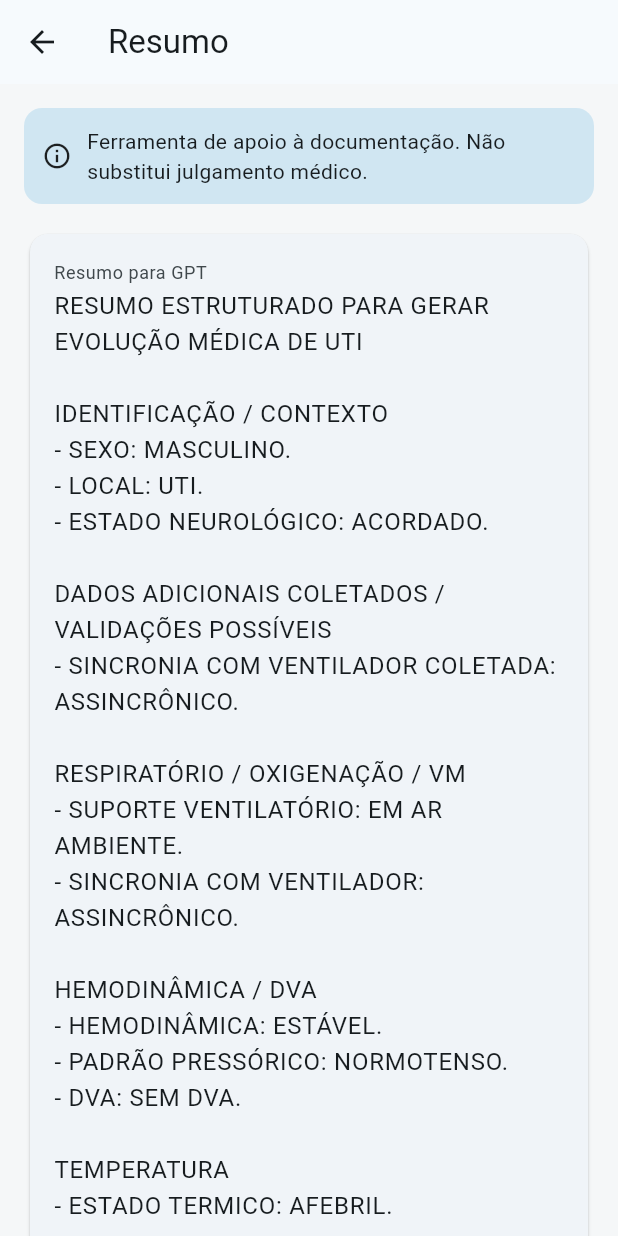
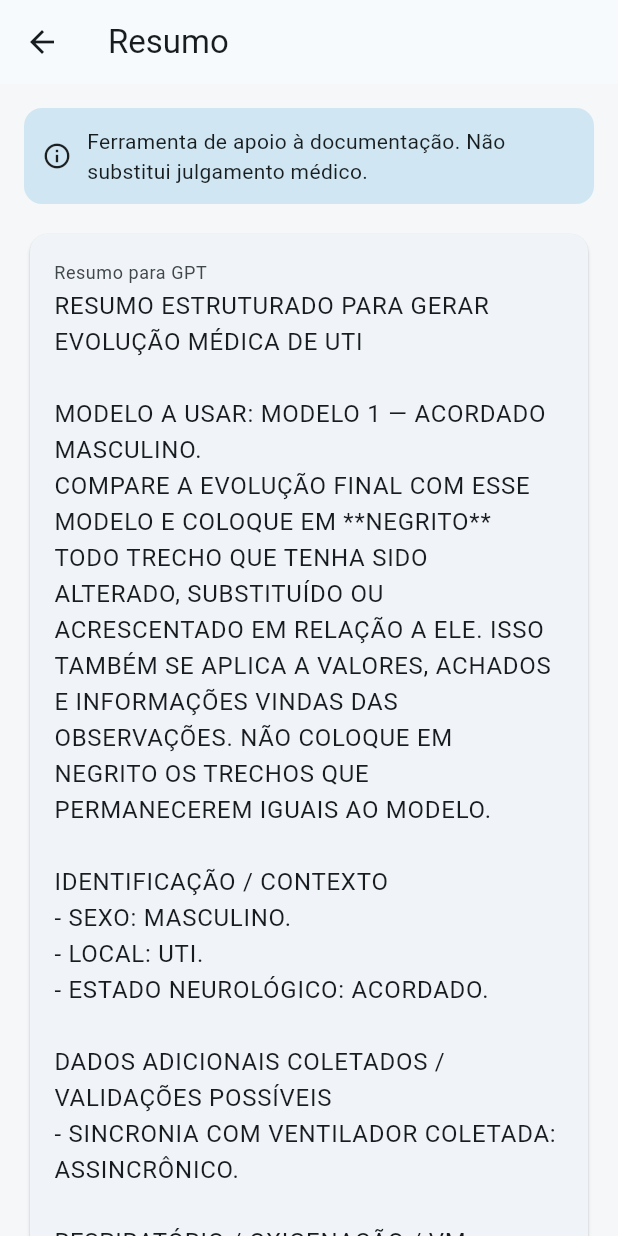
Before and after one commit to AllanSakai/evolucao-uti, a Flutter app: the EvolutionPreviewScreen screen opened directly with empty values, on a phone screen of 412 x 824 dp. Run offline on Flutter 3.47's test engine with Material 3 defaults, Android fonts, the phone set to English and light mode, and no system bars; our stand-ins replace shared_preferences, supabase_flutter; accounts and stored records are empty.

Commit message:
Reforça cabeçalho e destaques da evolução

```diff
--- a/lib/screens/evolution_preview_screen.dart
+++ b/lib/screens/evolution_preview_screen.dart
@@ -34,7 +34,10 @@ class _EvolutionPreviewScreenState extends State<EvolutionPreviewScreen> {
     super.initState();
     _controller = TextEditingController(
       text: widget.generatedText ??
-          EvolutionGenerator().generateSummary(widget.data),
+          EvolutionGenerator().generateSummary(
+            widget.data,
+            bedLabel: widget.bed?.displayName,
+          ),
     );
   }
 
--- a/lib/screens/shift_round_screen.dart
+++ b/lib/screens/shift_round_screen.dart
@@ -181,7 +181,10 @@ class _ShiftRoundScreenState extends State<ShiftRoundScreen> {
       builder: (_) => EvolutionPreviewScreen(
         data: data,
         bed: selected.bed,
-        generatedText: EvolutionGenerator().generateSummary(data),
+        generatedText: EvolutionGenerator().generateSummary(
+          data,
+          bedLabel: selected.bed.displayName,
+        ),
         onConfirmed: () => widget.store.markCompleted(selected.bed.id),
       ),
     ));
--- a/lib/services/evolution_generator.dart
+++ b/lib/services/evolution_generator.dart
@@ -2,9 +2,17 @@ import '../models/evolution_data.dart';
 import '../utils/drug_options.dart';
 
 class EvolutionGenerator {
-  String generateSummary(EvolutionData data) {
+  String generateSummary(EvolutionData data, {String? bedLabel}) {
     final lines = <String>[
       'RESUMO ESTRUTURADO PARA GERAR EVOLUÇÃO MÉDICA DE UTI',
+      '',
+      if (_clean(bedLabel) != null) ...[
+        'IDENTIFICAÇÃO DO LEITO: ${_clean(bedLabel)}.',
+        'FORMATAÇÃO OBRIGATÓRIA: A PRIMEIRA LINHA DA RESPOSTA DEVE SER EXATAMENTE "### ${_clean(bedLabel)}". NÃO OMITA NEM ALTERE ESTE CABEÇALHO.',
+        '',
+      ],
+      'MODELO A USAR: ${_referenceModelName(data)}.',
+      'COMPARE A EVOLUÇÃO FINAL COM ESSE MODELO E COLOQUE EM **NEGRITO** TODO TRECHO QUE TENHA SIDO ALTERADO, SUBSTITUÍDO OU ACRESCENTADO EM RELAÇÃO A ELE. ISSO TAMBÉM SE APLICA A VALORES, ACHADOS E INFORMAÇÕES VINDAS DAS OBSERVAÇÕES. NÃO COLOQUE EM NEGRITO OS TRECHOS QUE PERMANECEREM IGUAIS AO MODELO.',
       '',
     ];
 
@@ -173,6 +181,15 @@ class EvolutionGenerator {
     ]);
 
     return lines.join('\n').trim().toUpperCase();
+  }
+
+  String _referenceModelName(EvolutionData data) {
+    final sedated = data.template == EvolutionTemplate.sedadoIotVm ||
+        data.neurologicalState == NeurologicalState.sedado;
+    if (sedated) return 'MODELO 3 — SEDADO/VM';
+    return data.sex == Sex.feminino
+        ? 'MODELO 2 — ACORDADA FEMININA'
+        : 'MODELO 1 — ACORDADO MASCULINO';
   }
 
   String generate(EvolutionData data) {
```
Also changed, not shown: 1 other file.
